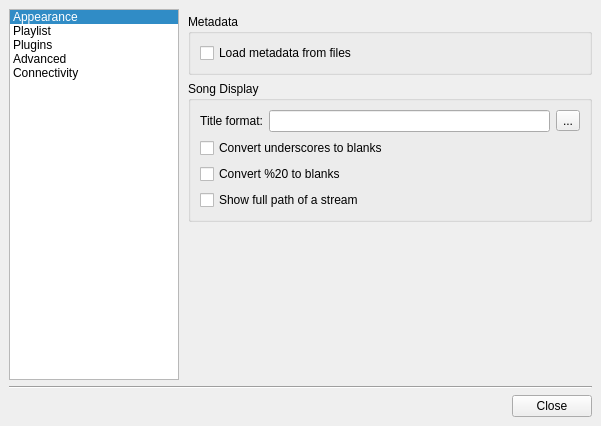
Before: the Qt Designer form src/ui/forms/configdialog.ui in ksv1986/qmmp-staging, drawn with Qt 5.
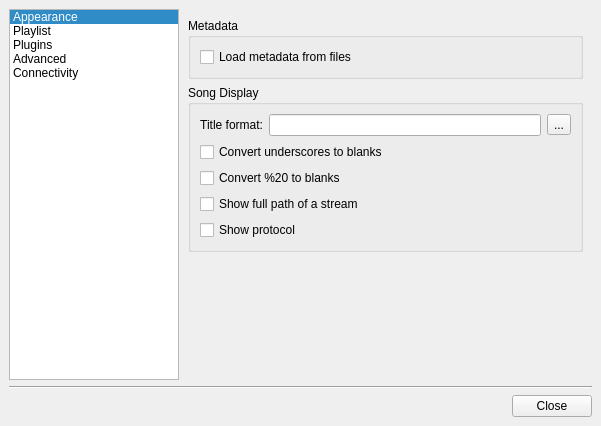
After: the same form once the commit is applied. The open tabs and pages were chosen to show the change. Icons and pictures are not drawn.

Commit message: full mpris support; new options: "repeat track", "show protocol"

Patch:
```diff
--- a/src/ui/forms/configdialog.ui
+++ b/src/ui/forms/configdialog.ui
@@ -299,16 +299,7 @@
         </layout>
        </widget>
        <widget class="QWidget" name="page" >
-        <layout class="QVBoxLayout" >
-         <property name="topMargin" >
-          <number>5</number>
-         </property>
-         <property name="rightMargin" >
-          <number>0</number>
-         </property>
-         <property name="bottomMargin" >
-          <number>0</number>
-         </property>
+        <layout class="QVBoxLayout" name="verticalLayout" >
          <item>
           <widget class="QGroupBox" name="groupBox_3" >
            <property name="title" >
@@ -336,7 +327,7 @@
            <property name="title" >
             <string>Song Display</string>
            </property>
-           <layout class="QGridLayout" >
+           <layout class="QGridLayout" name="gridLayout_3" >
             <item row="0" column="0" >
              <widget class="QLabel" name="label_4" >
               <property name="text" >
@@ -378,6 +369,13 @@
               </property>
              </widget>
             </item>
+            <item row="4" column="0" colspan="2" >
+             <widget class="QCheckBox" name="protocolCheckBox" >
+              <property name="text" >
+               <string>Show protocol</string>
+              </property>
+             </widget>
+            </item>
            </layout>
           </widget>
          </item>
```
The commit also changes 12 other files.
